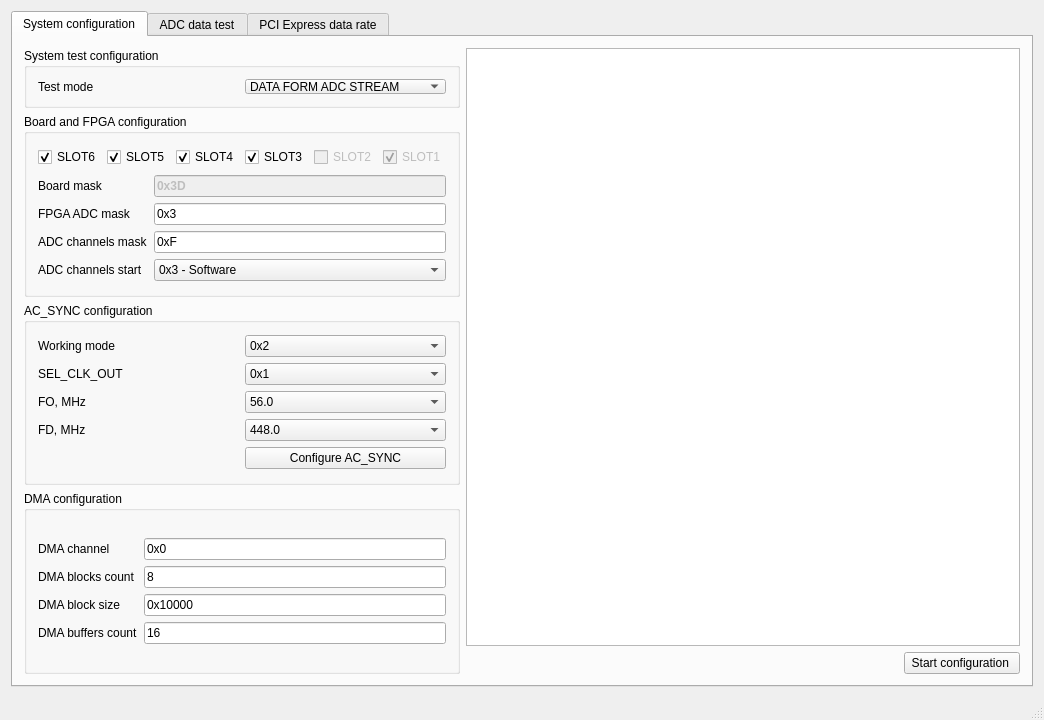
karakozov/mainstream, file gui/mainwindow.ui: the form before one commit.
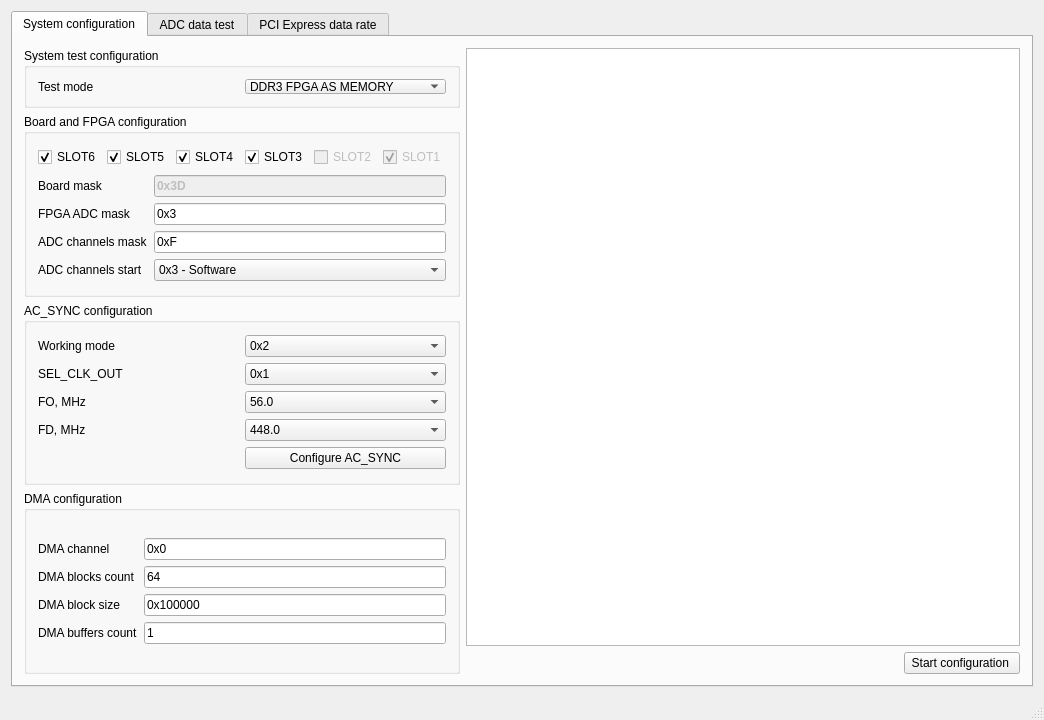
The form after the commit.

Commit message: Add exception handling. Change default DMA buffer size

Diff of the .ui file:
```diff
--- a/gui/mainwindow.ui
+++ b/gui/mainwindow.ui
@@ -63,6 +63,9 @@
                </item>
                <item row="0" column="1">
                 <widget class="QComboBox" name="cbTestMode">
+                 <property name="currentIndex">
+                  <number>1</number>
+                 </property>
                  <item>
                   <property name="text">
                    <string>DATA FORM ADC STREAM</string>
@@ -444,21 +447,21 @@
                <item row="1" column="1">
                 <widget class="QLineEdit" name="leDmaBlocksCount">
                  <property name="text">
-                  <string>8</string>
+                  <string>64</string>
                  </property>
                 </widget>
                </item>
                <item row="2" column="1">
                 <widget class="QLineEdit" name="leDmaBlockSize">
                  <property name="text">
-                  <string>0x10000</string>
+                  <string>0x100000</string>
                  </property>
                 </widget>
                </item>
                <item row="3" column="1">
                 <widget class="QLineEdit" name="leDmaBuffersCount">
                  <property name="text">
-                  <string>16</string>
+                  <string>1</string>
                  </property>
                 </widget>
                </item>
```
The commit also changes 2 other files.
